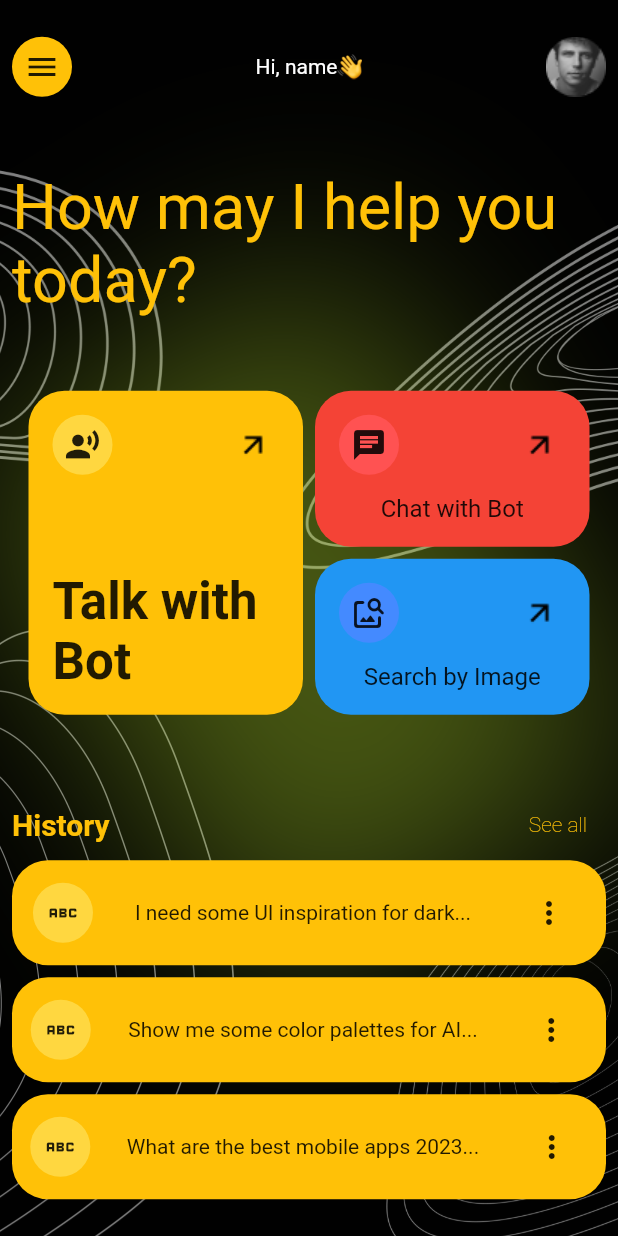
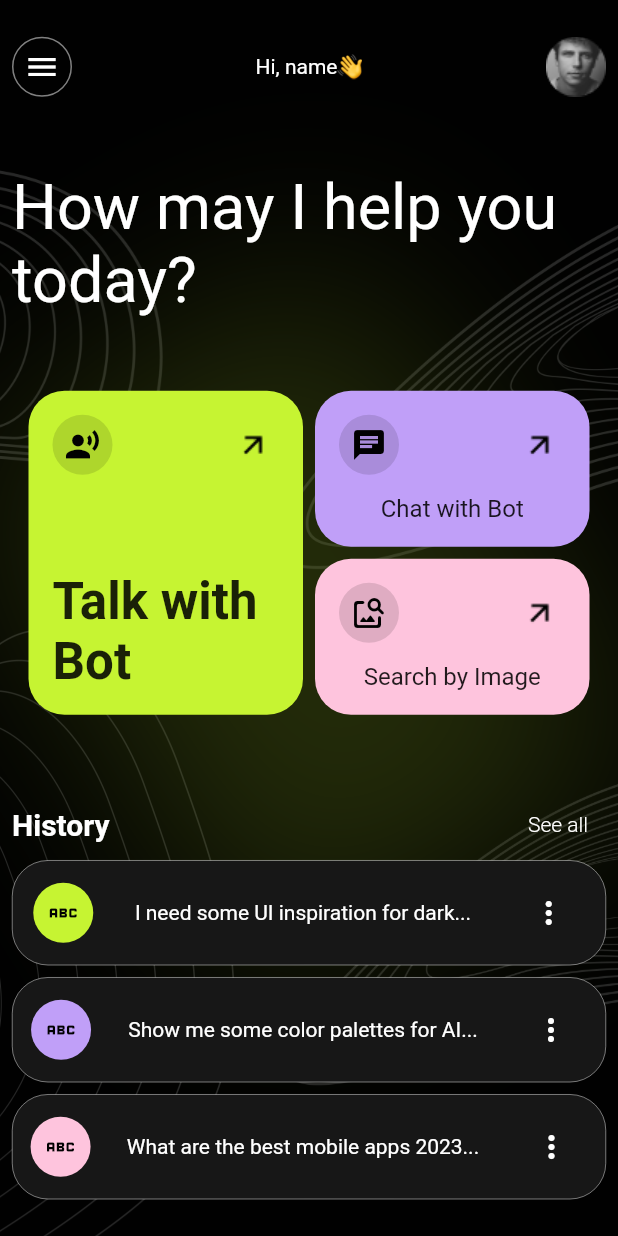
Before and after one commit to MohammedSaudAlsahli/Personal-AI-Buddy-App, a Flutter app: the screen it shows after launch, on a phone screen of 412 x 824 dp. Run offline on Flutter 3.47's test engine with Material 2 defaults, Android fonts, the phone set to English and light mode, and no system bars.

Commit message:
added finished home page

```diff
--- a/flutter_application/lib/componants/background/accent_background.dart
+++ b/flutter_application/lib/componants/background/accent_background.dart
@@ -1,4 +1,5 @@
 import 'package:flutter/material.dart';
+import 'package:flutter_application/componants/containers/background_image.dart';
 import 'package:flutter_application/constant/colors.dart';
 
 class CustomAccentBackground extends StatelessWidget {
@@ -8,50 +9,33 @@ class CustomAccentBackground extends StatelessWidget {
   Widget build(BuildContext context) {
     return Stack(
       children: [
-        Positioned(
+        const Positioned(
           top: 100,
           right: 300,
-          child: Image.asset(
-            'assets/Personal AI Buddy App (Community)/Group 2.png',
-            color: CustomColors.white,
-            fit: BoxFit.none,
-            scale: 4,
-          ),
+          child: BackgroundImage(
+              image: 'assets/Personal AI Buddy App (Community)/Group 2.png',
+              scale: 4),
         ),
-        Positioned(
+        const Positioned(
           top: 100,
           right: -300,
-          child: Image.asset(
-            'assets/Personal AI Buddy App (Community)/Group 2.png',
-            color: CustomColors.white,
-            fit: BoxFit.none,
-            scale: 4,
-          ),
+          child: BackgroundImage(
+              image: 'assets/Personal AI Buddy App (Community)/Group 2.png',
+              scale: 4),
         ),
-        Positioned(
+        const Positioned(
           top: 400,
           right: 200,
-          child: Image.asset(
-            'assets/Personal AI Buddy App (Community)/Group 1.png',
-            color: CustomColors.white,
-            fit: BoxFit.none,
-            scale: 3,
-          ),
+          child: BackgroundImage(
+              image: 'assets/Personal AI Buddy App (Community)/Group 1.png',
+              scale: 3),
         ),
-        Positioned(
+        const Positioned(
           top: 500,
           right: -200,
-          child: Image.asset(
-            'assets/Personal AI Buddy App (Community)/Group 1.png',
-            color: CustomColors.white,
-            fit: BoxFit.none,
-            scale: 5,
-          ),
-        ),
-        Container(
-          decoration: BoxDecoration(
-            color: CustomColors.black.withOpacity(0.5),
-          ),
+          child: BackgroundImage(
+              image: 'assets/Personal AI Buddy App (Community)/Group 2.png',
+              scale: 5),
         ),
         Center(
           child: Transform.rotate(
@@ -62,21 +46,20 @@ class CustomAccentBackground extends StatelessWidget {
               decoration: BoxDecoration(
                 boxShadow: [
                   BoxShadow(
-                    color: CustomColors.green.withAlpha(
-                      90,
-                    ),
+                    color: CustomColors.green.withAlpha(90),
                     blurRadius: 120.0,
-                    spreadRadius: 0.0,
-                    offset: const Offset(
-                      0.0,
-                      3.0,
-                    ),
+                    offset: const Offset(0.0, 3.0),
                   ),
                 ],
               ),
             ),
           ),
         ),
+        Container(
+          decoration: BoxDecoration(
+            color: CustomColors.black.withOpacity(0.5),
+          ),
+        ),
       ],
     );
   }
--- a/flutter_application/lib/componants/containers/ai_tools_container.dart
+++ b/flutter_application/lib/componants/containers/ai_tools_container.dart
@@ -6,22 +6,22 @@ class AiToolsContainer extends StatelessWidget {
     super.key,
     required this.height,
     required this.width,
-    required this.bgColor,
-    required this.fgColor,
     required this.icon,
     required this.text,
+    required this.isBold,
+    required this.bgColor,
     required this.fontSize,
-    required this.isBold,
+    this.fgColor = Colors.black12,
   });
 
+  final String text;
+  final bool isBold;
+  final double width;
+  final Color fgColor;
   final double height;
-  final double width;
+  final IconData icon;
   final Color bgColor;
-  final Color fgColor;
-  final IconData icon;
-  final String text;
   final double fontSize;
-  final bool isBold;
 
   @override
   Widget build(BuildContext context) {
@@ -41,7 +41,7 @@ class AiToolsContainer extends StatelessWidget {
           Row(
             mainAxisAlignment: MainAxisAlignment.spaceBetween,
             children: [
-              CircleContainer(color: fgColor, icon: icon),
+              CircleContainer(containerColor: fgColor, icon: icon),
               Image.asset(
                   'assets/Personal AI Buddy App (Community)/🦆 icon _arrow forward_.png')
             ],
--- /dev/null
+++ b/flutter_application/lib/componants/containers/background_image.dart
@@ -0,0 +1,21 @@
+import 'package:flutter/material.dart';
+import 'package:flutter_application/constant/colors.dart';
+
+class BackgroundImage extends StatelessWidget {
+  const BackgroundImage({
+    super.key,
+    required this.image,
+    required this.scale,
+  });
+  final String image;
+  final double scale;
+  @override
+  Widget build(BuildContext context) {
+    return Image.asset(
+      image,
+      color: CustomColors.white.withOpacity(0.3),
+      fit: BoxFit.none,
+      scale: scale,
+    );
+  }
+}
--- a/flutter_application/lib/componants/containers/circle_container.dart
+++ b/flutter_application/lib/componants/containers/circle_container.dart
@@ -1,20 +1,33 @@
 import 'package:flutter/material.dart';
+import 'package:flutter_application/constant/colors.dart';
 
 class CircleContainer extends StatelessWidget {
   const CircleContainer({
     super.key,
     required this.icon,
-    required this.color,
+    this.containerColor,
+    this.isBorder = false,
+    this.iconColor = CustomColors.black,
   });
   final IconData icon;
-  final Color color;
+  final Color iconColor;
+  final Color? containerColor;
+  final bool isBorder;
   @override
   Widget build(BuildContext context) {
     return Container(
       height: 40,
       width: 40,
-      decoration: BoxDecoration(color: color, shape: BoxShape.circle),
-      child: Icon(icon),
+      decoration: BoxDecoration(
+        color: containerColor,
+        shape: BoxShape.circle,
+        border: isBorder
+            ? Border.all(
+                color: CustomColors.white.withOpacity(0.5),
+              )
+            : null,
+      ),
+      child: Icon(icon, color: iconColor),
     );
   }
 }
--- a/flutter_application/lib/componants/containers/history_conteiner.dart
+++ b/flutter_application/lib/componants/containers/history_conteiner.dart
@@ -1,20 +1,21 @@
 import 'package:flutter/material.dart';
 import 'package:flutter_application/componants/containers/circle_container.dart';
+import 'package:flutter_application/constant/colors.dart';
 import 'package:flutter_application/utils/extension.dart';
 
 class HistoryConteiner extends StatelessWidget {
   const HistoryConteiner({
     super.key,
-    required this.bgColor,
-    required this.fgColor,
+    this.onPressed,
     required this.icon,
     required this.text,
-    this.onPressed,
+    required this.bgColor,
+    this.fgColor = Colors.black12,
   });
+  final String text;
+  final Color fgColor;
   final Color bgColor;
-  final Color fgColor;
   final IconData icon;
-  final String text;
   final Function()? onPressed;
   @override
   Widget build(BuildContext context) {
@@ -22,6 +23,7 @@ class HistoryConteiner extends StatelessWidget {
       height: 70,
       width: context.width,
       decoration: BoxDecoration(
+        border: Border.all(color: CustomColors.white, width: 0.3),
         color: bgColor,
         borderRadius: const BorderRadius.all(
           Radius.circular(24),
@@ -31,11 +33,20 @@ class HistoryConteiner extends StatelessWidget {
         mainAxisAlignment: MainAxisAlignment.spaceAround,
         children: [
           CircleContainer(
-            color: fgColor,
             icon: icon,
+            containerColor: fgColor,
           ),
-          Text(text),
-          IconButton(onPressed: onPressed, icon: const Icon(Icons.more_vert))
+          Text(
+            text,
+            style: const TextStyle(color: CustomColors.white),
+          ),
+          IconButton(
+            onPressed: onPressed,
+            icon: const Icon(
+              Icons.more_vert,
+              color: CustomColors.white,
+            ),
+          )
         ],
       ),
     );
--- a/flutter_application/lib/constant/colors.dart
+++ b/flutter_application/lib/constant/colors.dart
@@ -1,10 +1,11 @@
 import 'package:flutter/material.dart';
 
 class CustomColors {
+  static const grey = Color(0xffBDBDBD);
   static const pink = Color(0xffFEC4DD);
   static const white = Color(0xffFFFFFF);
   static const black = Color(0xff010101);
   static const green = Color(0xffC6F432);
   static const purple = Color(0xffC09FF8);
-  static const grey = Color(0xffBDBDBD);
+  static const blackShade = Color(0xff171717);
 }
--- a/flutter_application/lib/screens/home_screen.dart
+++ b/flutter_application/lib/screens/home_screen.dart
@@ -1,4 +1,5 @@
 import 'package:flutter/material.dart';
+import 'package:flutter_application/constant/colors.dart';
 import 'package:flutter_application/constant/spaceing.dart';
 import 'package:flutter_application/componants/background/accent_background.dart';
 import 'package:flutter_application/componants/containers/ai_tools_container.dart';
@@ -23,12 +24,15 @@ class HomeScreen extends StatelessWidget {
                   mainAxisAlignment: MainAxisAlignment.spaceBetween,
                   children: [
                     const CircleContainer(
-                        color: Colors.amber, icon: Icons.menu),
+                      isBorder: true,
+                      icon: Icons.menu,
+                      iconColor: CustomColors.white,
+                    ),
                     Row(
                       children: [
                         const Text(
                           'Hi, name',
-                          style: TextStyle(color: Colors.white),
+                          style: TextStyle(color: CustomColors.white),
                         ),
                         kHSpace4,
                         Image.asset(
@@ -43,44 +47,41 @@ class HomeScreen extends StatelessWidget {
                 ),
                 const Text(
                   'How may I help you today?',
-                  style: TextStyle(color: Colors.amber, fontSize: 42),
+                  style: TextStyle(color: CustomColors.white, fontSize: 42),
                 ),
                 const Row(
                   mainAxisAlignment: MainAxisAlignment.center,
                   children: [
                     AiToolsContainer(
+                      width: 183,
                       height: 216,
-                      width: 183,
-                      bgColor: Colors.amber,
-                      fgColor: Colors.amberAccent,
-                      icon: Icons.record_voice_over,
-                      text: 'Talk with Bot',
                       fontSize: 34,
                       isBold: true,
+                      text: 'Talk with Bot',
+                      icon: Icons.record_voice_over,
+                      bgColor: CustomColors.green,
                     ),
                     kWSpace8,
                     Column(
                       children: [
                         AiToolsContainer(
+                          width: 183,
                           height: 104,
-                          width: 183,
-                          bgColor: Colors.red,
-                          fgColor: Colors.redAccent,
+                          fontSize: 16,
+                          isBold: false,
                           icon: Icons.chat,
                           text: 'Chat with Bot',
-                          fontSize: 16,
-                          isBold: false,
+                          bgColor: CustomColors.purple,
                         ),
                         kHSpace8,
                         AiToolsContainer(
+                          width: 183,
                           height: 104,
-                          width: 183,
-                          bgColor: Colors.blue,
-                          fgColor: Colors.blueAccent,
-                          icon: Icons.image_search_rounded,
-                          text: 'Search by Image',
                           fontSize: 16,
                           isBold: false,
+                          text: 'Search by Image',
+                          bgColor: CustomColors.pink,
+                          icon: Icons.image_search_rounded,
                         ),
                       ],
                     )
@@ -94,41 +95,43 @@ class HomeScreen extends StatelessWidget {
                         const Text(
                           'History',
                           style: TextStyle(
-                              color: Colors.amber,
-                              fontWeight: FontWeight.w700,
-                              fontSize: 20),
+                            fontSize: 20,
+                            color: CustomColors.white,
+                            fontWeight: FontWeight.w700,
+                          ),
                         ),
                         TextButton(
                           onPressed: () {},
                           child: const Text(
                             'See all',
                             style: TextStyle(
-                                color: Colors.amber,
-                                fontWeight: FontWeight.w100),
+                              color: CustomColors.white,
+                              fontWeight: FontWeight.w300,
+                            ),
                           ),
                         ),
                       ],
                     ),
                     HistoryConteiner(
-                      bgColor: Colors.amber,
-                      fgColor: Colors.amberAccent,
                       icon: Icons.abc,
+                      fgColor: CustomColors.green,
+                      bgColor: CustomColors.blackShade,
                       text: 'I need some UI inspiration for dark...',
                       onPressed: () {},
                     ),
                     kHSpace8,
                     HistoryConteiner(
-                      bgColor: Colors.amber,
-                      fgColor: Colors.amberAccent,
                       icon: Icons.abc,
+                      fgColor: CustomColors.purple,
+                      bgColor: CustomColors.blackShade,
                       text: 'Show me some color palettes for AI...',
                       onPressed: () {},
                     ),
                     kHSpace8,
                     HistoryConteiner(
-                      bgColor: Colors.amber,
-                      fgColor: Colors.amberAccent,
                       icon: Icons.abc,
+                      fgColor: CustomColors.pink,
+                      bgColor: CustomColors.blackShade,
                       text: 'What are the best mobile apps 2023...',
                       onPressed: () {},
                     ),
```
